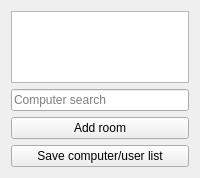
Before: the Qt Designer form master/src/ComputerSelectionView.ui in veyon/veyon, drawn with Qt 5.
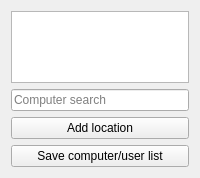
After: the same form once the commit is applied.

Commit message: Master: fix remaining occurrences of rooms

What changed in the file:
```diff
--- a/master/src/ComputerSelectionView.ui
+++ b/master/src/ComputerSelectionView.ui
@@ -44,7 +44,7 @@
    <item>
     <widget class="QPushButton" name="addLocationButton">
      <property name="text">
-      <string>Add room</string>
+      <string>Add location</string>
      </property>
     </widget>
    </item>
```
The commit also changes 5 other files.
